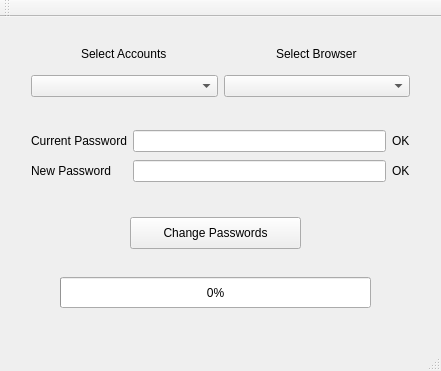
Qt form ui/mainwindow.ui (QVllasa/PasswordManager) before a commit.
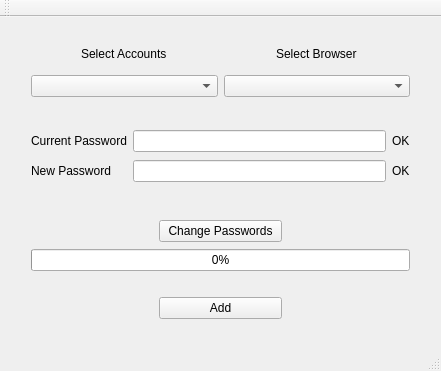
The same form after that commit.

```diff
--- a/ui/mainwindow.ui
+++ b/ui/mainwindow.ui
@@ -14,44 +14,6 @@
    <string notr="true">MDSP Account Password Manager</string>
   </property>
   <widget class="QWidget" name="centralWidget">
-   <widget class="QPushButton" name="pushButton">
-    <property name="geometry">
-     <rect>
-      <x>130</x>
-      <y>200</y>
-      <width>171</width>
-      <height>32</height>
-     </rect>
-    </property>
-    <property name="text">
-     <string>Change Passwords</string>
-    </property>
-   </widget>
-   <widget class="QProgressBar" name="progressBar">
-    <property name="geometry">
-     <rect>
-      <x>60</x>
-      <y>260</y>
-      <width>311</width>
-      <height>31</height>
-     </rect>
-    </property>
-    <property name="autoFillBackground">
-     <bool>true</bool>
-    </property>
-    <property name="value">
-     <number>0</number>
-    </property>
-    <property name="textVisible">
-     <bool>true</bool>
-    </property>
-    <property name="invertedAppearance">
-     <bool>false</bool>
-    </property>
-    <property name="format">
-     <string>%p%</string>
-    </property>
-   </widget>
    <widget class="QWidget" name="gridLayoutWidget">
     <property name="geometry">
      <rect>
@@ -144,6 +106,90 @@
      </item>
     </layout>
    </widget>
+   <widget class="QWidget" name="gridLayoutWidget_3">
+    <property name="geometry">
+     <rect>
+      <x>20</x>
+      <y>192</y>
+      <width>401</width>
+      <height>121</height>
+     </rect>
+    </property>
+    <layout class="QGridLayout" name="gridLayout_3">
+     <item row="0" column="2">
+      <spacer name="verticalSpacer">
+       <property name="orientation">
+        <enum>Qt::Vertical</enum>
+       </property>
+       <property name="sizeHint" stdset="0">
+        <size>
+         <width>20</width>
+         <height>40</height>
+        </size>
+       </property>
+      </spacer>
+     </item>
+     <item row="4" column="1">
+      <widget class="QPushButton" name="add">
+       <property name="text">
+        <string>Add</string>
+       </property>
+      </widget>
+     </item>
+     <item row="2" column="0" colspan="3">
+      <widget class="QProgressBar" name="progressBar">
+       <property name="autoFillBackground">
+        <bool>true</bool>
+       </property>
+       <property name="value">
+        <number>0</number>
+       </property>
+       <property name="textVisible">
+        <bool>true</bool>
+       </property>
+       <property name="invertedAppearance">
+        <bool>false</bool>
+       </property>
+       <property name="format">
+        <string>%p%</string>
+       </property>
+      </widget>
+     </item>
+     <item row="0" column="1">
+      <widget class="QPushButton" name="pushButton">
+       <property name="text">
+        <string>Change Passwords</string>
+       </property>
+      </widget>
+     </item>
+     <item row="3" column="0" colspan="3">
+      <spacer name="horizontalSpacer">
+       <property name="orientation">
+        <enum>Qt::Horizontal</enum>
+       </property>
+       <property name="sizeHint" stdset="0">
+        <size>
+         <width>40</width>
+         <height>20</height>
+        </size>
+       </property>
+      </spacer>
+     </item>
+     <item row="1" column="1">
+      <spacer name="verticalSpacer_2">
+       <property name="orientation">
+        <enum>Qt::Vertical</enum>
+       </property>
+       <property name="sizeHint" stdset="0">
+        <size>
+         <width>20</width>
+         <height>40</height>
+        </size>
+       </property>
+      </spacer>
+     </item>
+    </layout>
+   </widget>
   </widget>
   <widget class="QMenuBar" name="menuBar">
    <property name="geometry">
```
Left out of the diff: 2 changed lines with no effect on the pictures.
